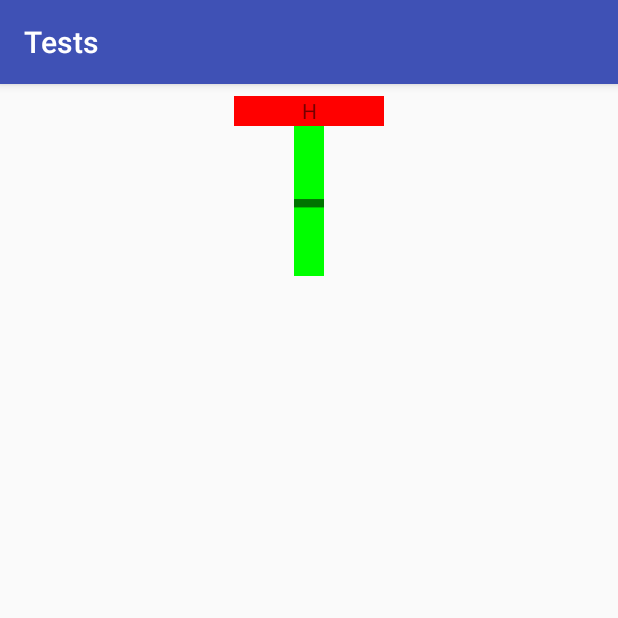
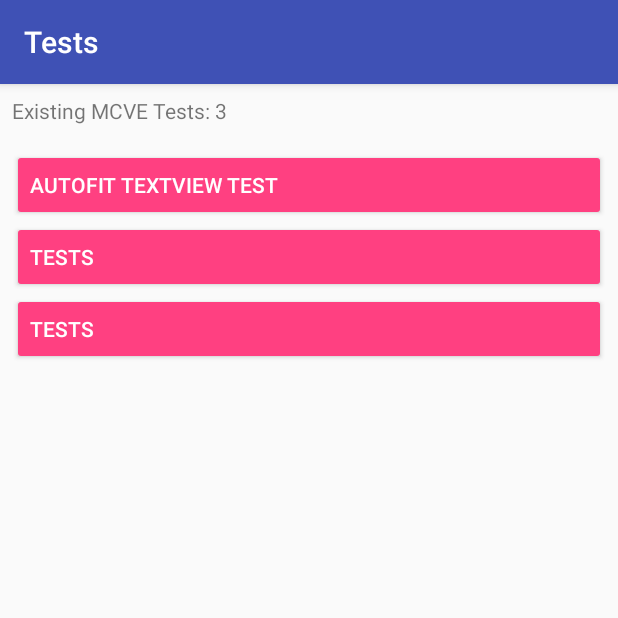
Before and after one commit to MFlisar/tests, an Android app: the screen it shows after launch (TestAutoFitTextViewActivity before the commit, MainActivity after it), on a phone screen of 412 x 824 dp, the top half of it. Run offline under Robolectric (Android 15) with nearby library versions, the phone set to English and light mode, and no system bars; our stand-ins replace data binding.

Commit message:
main activity added and simply framework created

```diff
--- a/app/src/main/AndroidManifest.xml
+++ b/app/src/main/AndroidManifest.xml
@@ -1,6 +1,6 @@
 <?xml version="1.0" encoding="utf-8"?>
 <manifest xmlns:android="http://schemas.android.com/apk/res/android"
-          package="com.michaelflisar.tests">
+    package="com.michaelflisar.tests">
 
     <application
         android:allowBackup="true"
@@ -9,12 +9,18 @@
         android:roundIcon="@mipmap/ic_launcher_round"
         android:supportsRtl="true"
         android:theme="@style/AppTheme">
-        <activity android:name=".TestAutoFitTextViewActivity">
+        <!-- Main Activity -->
+        <activity android:name=".MainActivity">
             <intent-filter>
-                <action android:name="android.intent.action.MAIN"/>
-                <category android:name="android.intent.category.LAUNCHER"/>
+                <action android:name="android.intent.action.MAIN" />
+                <category android:name="android.intent.category.LAUNCHER" />
             </intent-filter>
         </activity>
+
+        <!-- Test Activity -->
+        <activity
+            android:name=".tests.TestAutoFitTextViewActivity"
+            android:label="AutoFit TextView Test" />
     </application>
 
 </manifest>
--- /dev/null
+++ b/app/src/main/java/com/michaelflisar/tests/MainActivity.java
@@ -0,0 +1,60 @@
+package com.michaelflisar.tests;
+
+
+import android.content.ComponentName;
+import android.content.Intent;
+import android.content.pm.ActivityInfo;
+import android.content.pm.PackageManager;
+import android.databinding.DataBindingUtil;
+import android.os.Bundle;
+import android.support.v7.app.AppCompatActivity;
+import android.util.TypedValue;
+import android.view.View;
+import android.widget.LinearLayout;
+import android.widget.TextView;
+
+import com.michaelflisar.tests.databinding.MainActivityBinding;
+
+public class MainActivity extends AppCompatActivity implements View.OnClickListener {
+    @Override
+    protected void onCreate(Bundle savedInstanceState) {
+        super.onCreate(savedInstanceState);
+        MainActivityBinding binding = DataBindingUtil.setContentView(this, R.layout.main_activity);
+
+        int activities = createSubActivityButtons(binding);
+        binding.tvInfo.setText(String.format("Existing MCVE Tests: %d", activities));
+    }
+
+    private int createSubActivityButtons(MainActivityBinding binding) {
+        int activities = 0;
+        int dp1 = (int) (TypedValue.applyDimension(TypedValue.COMPLEX_UNIT_DIP, 1, getResources().getDisplayMetrics()));
+        try {
+            ActivityInfo[] list = getPackageManager().getPackageInfo(getPackageName(), PackageManager.GET_ACTIVITIES).activities;
+            activities = list.length - 1;
+            for (ActivityInfo info : list) {
+                if (!info.name.equals(MainActivity.class.getName())) {
+                    TextView tv = (TextView) getLayoutInflater().inflate(R.layout.main_activity_list_item, binding.llActivities, false);
+                    tv.setTag(info);
+                    tv.setText(info.loadLabel(getPackageManager()));
+                    tv.setOnClickListener(this);
+                    LinearLayout.LayoutParams lp = new LinearLayout.LayoutParams(LinearLayout.LayoutParams.MATCH_PARENT, LinearLayout.LayoutParams.WRAP_CONTENT);
+                    lp.setMargins(dp1 * 4, dp1 * 4, dp1 * 4, dp1 * 4);
+                    binding.llActivities.addView(tv);
+                }
+            }
+        } catch (PackageManager.NameNotFoundException e) {
+            e.printStackTrace();
+        }
+        return activities;
+    }
+
+    @Override
+    public void onClick(View v) {
+        // no security checks, we know what we get
+        ActivityInfo info = (ActivityInfo) v.getTag();
+        ComponentName name = new ComponentName(info.packageName, info.name);
+        Intent intent = new Intent(Intent.ACTION_MAIN);
+        intent.setComponent(name);
+        startActivity(intent);
+    }
+}
--- /dev/null
+++ b/app/src/main/java/com/michaelflisar/tests/base/BaseTestActivity.java
@@ -0,0 +1,24 @@
+package com.michaelflisar.tests.base;
+
+
+import android.os.Bundle;
+import android.support.v7.app.AppCompatActivity;
+import android.view.MenuItem;
+
+public abstract class BaseTestActivity extends AppCompatActivity {
+
+    @Override
+    protected void onCreate(Bundle savedInstanceState) {
+        super.onCreate(savedInstanceState);
+        getSupportActionBar().setDisplayHomeAsUpEnabled(true);
+        getSupportActionBar().setDisplayShowHomeEnabled(true);
+    }
+
+    @Override
+    public boolean onOptionsItemSelected(MenuItem item) {
+        if (item.getItemId() == android.R.id.home) {
+            finish();
+        }
+        return super.onOptionsItemSelected(item);
+    }
+}
--- a/app/src/main/java/com/michaelflisar/tests/TestAutoFitTextViewActivity.java
+++ b/app/src/main/java/com/michaelflisar/tests/tests/TestAutoFitTextViewActivity.java
@@ -1,13 +1,14 @@
-package com.michaelflisar.tests;
+package com.michaelflisar.tests.tests;
 
 import android.databinding.DataBindingUtil;
 import android.graphics.Color;
-import android.support.v7.app.AppCompatActivity;
 import android.os.Bundle;
 
+import com.michaelflisar.tests.R;
+import com.michaelflisar.tests.base.BaseTestActivity;
 import com.michaelflisar.tests.databinding.TestAutoFitTextViewActivityBinding;
 
-public class TestAutoFitTextViewActivity extends AppCompatActivity {
+public class TestAutoFitTextViewActivity extends BaseTestActivity {
 
     @Override
     protected void onCreate(Bundle savedInstanceState) {
--- /dev/null
+++ b/app/src/main/res/layout/main_activity.xml
@@ -0,0 +1,32 @@
+<?xml version="1.0" encoding="utf-8"?>
+<layout xmlns:android="http://schemas.android.com/apk/res/android">
+
+    <LinearLayout
+        android:layout_width="match_parent"
+        android:layout_height="wrap_content"
+        android:orientation="vertical">
+
+        <TextView
+            android:id="@+id/tvInfo"
+            android:layout_width="match_parent"
+            android:layout_height="wrap_content"
+            android:padding="8dp" />
+
+        <ScrollView
+            android:layout_width="match_parent"
+            android:layout_height="match_parent"
+            android:padding="8dp">
+
+            <LinearLayout
+                android:id="@+id/llActivities"
+                android:layout_width="match_parent"
+                android:layout_height="match_parent"
+                android:orientation="vertical">
+
+            </LinearLayout>
+
+        </ScrollView>
+
+    </LinearLayout>
+
+</layout>
--- /dev/null
+++ b/app/src/main/res/layout/main_activity_list_item.xml
@@ -0,0 +1,8 @@
+<?xml version="1.0" encoding="utf-8"?>
+<Button xmlns:android="http://schemas.android.com/apk/res/android"
+    style="@style/Widget.AppCompat.Button.Colored"
+    android:layout_width="match_parent"
+    android:layout_height="wrap_content"
+    android:gravity="center_vertical">
+
+</Button>
```
